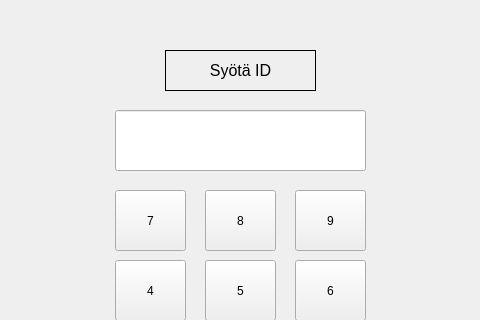
The window that bankautomat/mainwindow.ui (tvt21kmo-bank-project/group_5) describes before a commit, drawn with Qt 5; both pictures show x 165 to 645 and y 0 to 320 of the 800 by 600 pixel window.
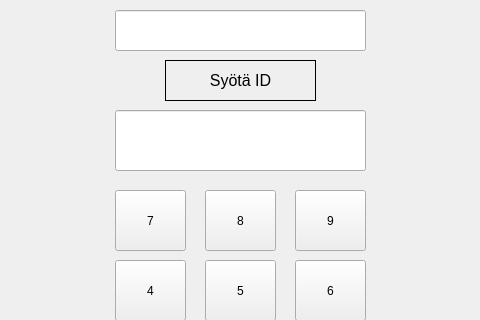
The same window after the commit.

Commit message: kortin lukinta toimii. Vaatii vielä kuitenkin pientä säätöä.

The edit to the form file:
```diff
--- a/bankautomat/mainwindow.ui
+++ b/bankautomat/mainwindow.ui
@@ -194,7 +194,7 @@
     <property name="geometry">
      <rect>
       <x>330</x>
-      <y>50</y>
+      <y>60</y>
       <width>151</width>
       <height>41</height>
      </rect>
@@ -214,6 +214,16 @@
      <set>Qt::AlignCenter</set>
     </property>
    </widget>
+   <widget class="QLineEdit" name="lineEditKortinTila">
+    <property name="geometry">
+     <rect>
+      <x>280</x>
+      <y>10</y>
+      <width>251</width>
+      <height>41</height>
+     </rect>
+    </property>
+   </widget>
   </widget>
   <widget class="QMenuBar" name="menubar">
    <property name="geometry">
```
Left out of the diff: 2 changed lines with no effect on the pictures. The commit also changes 8 other files.
